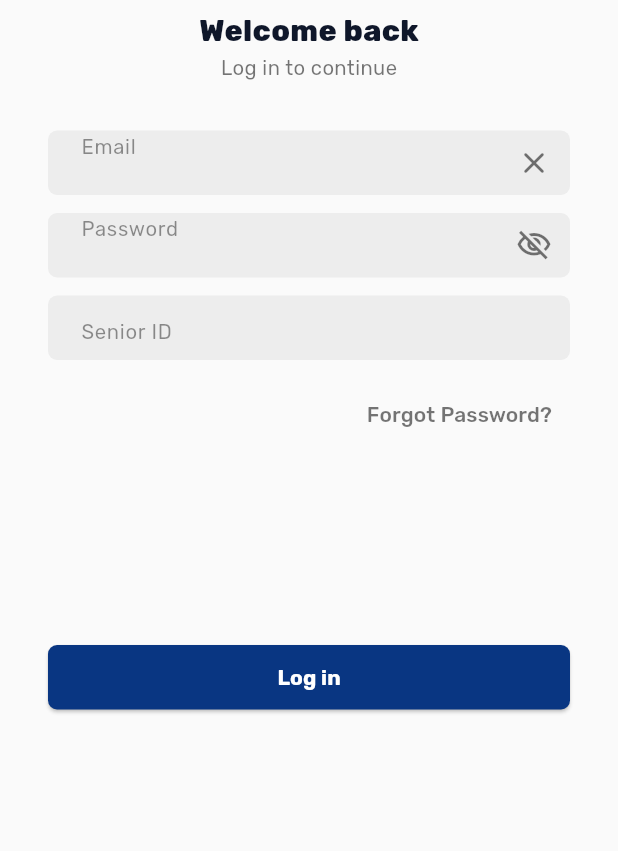
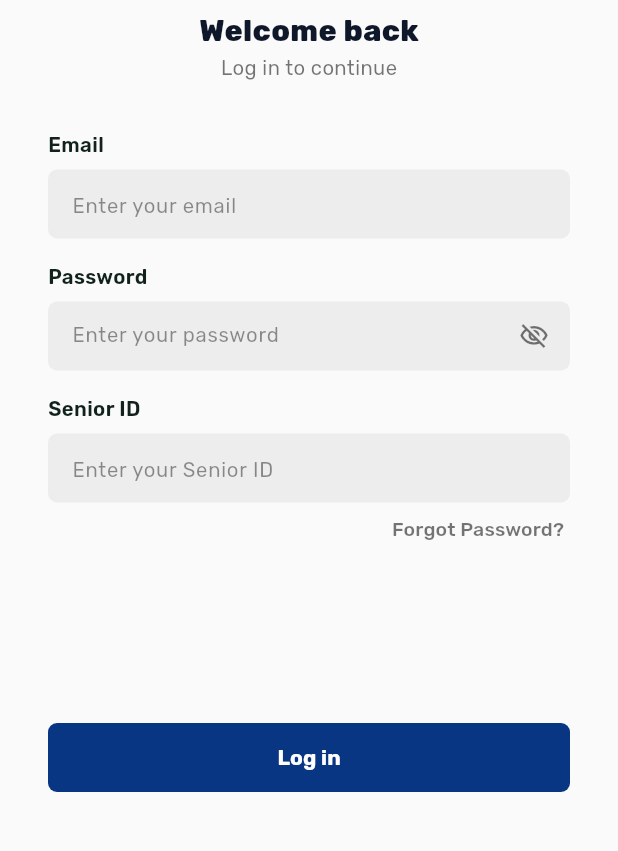
Before and after one commit to ensaiimada15/Agak.AI, a Flutter app: the screen it shows after launch, on a phone screen of 412 x 824 dp, the part 309-1160 px from its top. Run offline on Flutter 3.47's test engine with Material 3 defaults, Android fonts, the phone set to English and light mode, and no system bars; our stand-ins replace google_fonts; accounts and stored records are empty.

Commit message:
UI Done (log in)

```diff
--- a/lib/screens/login_screen.dart
+++ b/lib/screens/login_screen.dart
@@ -14,6 +14,7 @@ class _LoginScreenState extends State<LoginScreen> {
   final _emailController = TextEditingController();
   final _passwordController = TextEditingController();
   final _seniorIdController = TextEditingController();
+
   bool _obscurePassword = true;
 
   @override
@@ -26,7 +27,9 @@ class _LoginScreenState extends State<LoginScreen> {
 
   void _login() {
     Navigator.of(context).pushReplacement(
-      MaterialPageRoute(builder: (_) => const AppShell()),
+      MaterialPageRoute(
+        builder: (_) => const AppShell(),
+      ),
     );
   }
 
@@ -38,67 +41,152 @@ class _LoginScreenState extends State<LoginScreen> {
         child: SingleChildScrollView(
           padding: const EdgeInsets.symmetric(horizontal: 32),
           child: Column(
+            crossAxisAlignment: CrossAxisAlignment.start,
             children: [
               const SizedBox(height: 56),
-              Image.asset('assets/images/logo.png', height: 150),
+
+              // Logo
+              Center(
+                child: Image.asset(
+                  'assets/images/logo.png',
+                  height: 150,
+                ),
+              ),
+
               const SizedBox(height: 8),
-              Text('Welcome back',
-                  style: AppTheme.headline(size: 20, color: AppColors.ink)),
+
+              // Header
+              Center(
+                child: Text(
+                  'Welcome back',
+                  style: AppTheme.headline(
+                    size: 20,
+                    color: AppColors.ink,
+                  ),
+                ),
+              ),
+
               const SizedBox(height: 4),
-              const Text('Log in to continue',
-                  style: TextStyle(fontSize: 13.5, color: Colors.black54)),
+
+              Center(
+                child: Text(
+                  'Log in to continue',
+                  style: TextStyle(
+                    fontSize: 13.5,
+                    color: Colors.black54,
+                    fontFamily: 'Rubik',
+                  ),
+                ),
+              ),
+
               const SizedBox(height: 32),
+
+              // Email
+              const _FieldLabel(
+                label: 'Email',
+              ),
+              const SizedBox(height: 7),
+
               _LoginField(
                 controller: _emailController,
-                hint: 'Email',
-                trailing: IconButton(
-                  icon: const Icon(Icons.close_rounded, color: Colors.black54),
-                  onPressed: _emailController.clear,
-                ),
+                hint: 'Enter your email',
               ),
-              const SizedBox(height: 12),
+
+              const SizedBox(height: 16),
+
+              // Password
+              const _FieldLabel(
+                label: 'Password',
+              ),
+              const SizedBox(height: 7),
+
               _LoginField(
                 controller: _passwordController,
-                hint: 'Password',
+                hint: 'Enter your password',
                 obscure: _obscurePassword,
                 trailing: IconButton(
+                  splashRadius: 20,
                   icon: Icon(
                     _obscurePassword
                         ? Icons.visibility_off_outlined
                         : Icons.visibility_outlined,
                     color: Colors.black54,
+                    size: 20,
                   ),
-                  onPressed: () =>
-                      setState(() => _obscurePassword = !_obscurePassword),
+                  onPressed: () {
+                    setState(() {
+                      _obscurePassword = !_obscurePassword;
+                    });
+                  },
                 ),
               ),
-              const SizedBox(height: 12),
-              _LoginField(controller: _seniorIdController, hint: 'Senior ID'),
-              const SizedBox(height: 12),
+
+              const SizedBox(height: 16),
+
+              // Senior ID
+              const _FieldLabel(
+                label: 'Senior ID',
+              ),
+              const SizedBox(height: 7),
+
+              _LoginField(
+                controller: _seniorIdController,
+                hint: 'Enter your Senior ID',
+              ),
+
+              // Forgot Password
               Align(
                 alignment: Alignment.centerRight,
                 child: TextButton(
                   onPressed: () {},
-                  child: const Text('Forgot Password?',
-                      style: TextStyle(color: Colors.black54)),
+                  style: TextButton.styleFrom(
+                    padding: const EdgeInsets.symmetric(
+                      horizontal: 4,
+                      vertical: 8,
+                    ),
+                    minimumSize: Size.zero,
+                    tapTargetSize:
+                    MaterialTapTargetSize.shrinkWrap,
+                  ),
+                  child: const Text(
+                    'Forgot Password?',
+                    style: TextStyle(
+                      color: Colors.black54,
+                      fontSize: 13,
+                      fontFamily: 'Rubik',
+                    ),
+                  ),
                 ),
               ),
-              const SizedBox(height: 130),
+
+              const SizedBox(height: 112),
+
+              // Login Button
               SizedBox(
                 width: double.infinity,
-                height: 43,
+                height: 46,
                 child: ElevatedButton(
                   onPressed: _login,
                   style: ElevatedButton.styleFrom(
                     backgroundColor: AppColors.navy,
+                    foregroundColor: Colors.white,
+                    elevation: 0,
                     shape: RoundedRectangleBorder(
-                        borderRadius: BorderRadius.circular(6)),
+                      borderRadius: BorderRadius.circular(6),
+                    ),
                   ),
-                  child: const Text('Log in',
-                      style: TextStyle(
-                          color: Colors.white, fontWeight: FontWeight.bold)),
+                  child: const Text(
+                    'Log in',
+                    style: TextStyle(
+                      color: Colors.white,
+                      fontSize: 14,
+                      fontWeight: FontWeight.bold,
+                      fontFamily: 'Rubik',
+                    ),
+                  ),
                 ),
               ),
+
               const SizedBox(height: 24),
             ],
           ),
@@ -107,6 +195,35 @@ class _LoginScreenState extends State<LoginScreen> {
     );
   }
 }
+
+// =============================================================================
+// FIELD LABEL
+// =============================================================================
+
+class _FieldLabel extends StatelessWidget {
+  const _FieldLabel({
+    required this.label,
+  });
+
+  final String label;
+
+  @override
+  Widget build(BuildContext context) {
+    return Text(
+      label,
+      style: const TextStyle(
+        fontSize: 13.5,
+        fontWeight: FontWeight.w600,
+        color: Color(0xFF11221D),
+        fontFamily: 'Rubik',
+      ),
+    );
+  }
+}
+
+// =============================================================================
+// LOGIN FIELD
+// =============================================================================
 
 class _LoginField extends StatelessWidget {
   const _LoginField({
@@ -124,7 +241,7 @@ class _LoginField extends StatelessWidget {
   @override
   Widget build(BuildContext context) {
     return Container(
-      height: 43,
+      height: 46,
       decoration: BoxDecoration(
         color: AppColors.fieldBg,
         borderRadius: BorderRadius.circular(6),
@@ -132,15 +249,29 @@ class _LoginField extends StatelessWidget {
       child: TextField(
         controller: controller,
         obscureText: obscure,
-        style: AppTheme.headline(size: 13.5, color: Colors.black).copyWith(
+        style: AppTheme.headline(
+          size: 13.5,
+          color: Colors.black,
+        ).copyWith(
           fontWeight: FontWeight.normal,
         ),
         decoration: InputDecoration(
           hintText: hint,
-          hintStyle: const TextStyle(color: Color(0x6E000000), fontSize: 13.5),
+          hintStyle: const TextStyle(
+            color: Color(0x6E000000),
+            fontSize: 13.5,
+            fontFamily: 'Rubik',
+          ),
           border: InputBorder.none,
-          contentPadding: const EdgeInsets.symmetric(horizontal: 22),
+          contentPadding: const EdgeInsets.symmetric(
+            horizontal: 16,
+            vertical: 13,
+          ),
           suffixIcon: trailing,
+          suffixIconConstraints: const BoxConstraints(
+            minWidth: 48,
+            minHeight: 46,
+          ),
         ),
       ),
     );
```
Also changed, not shown: 4 other files.
